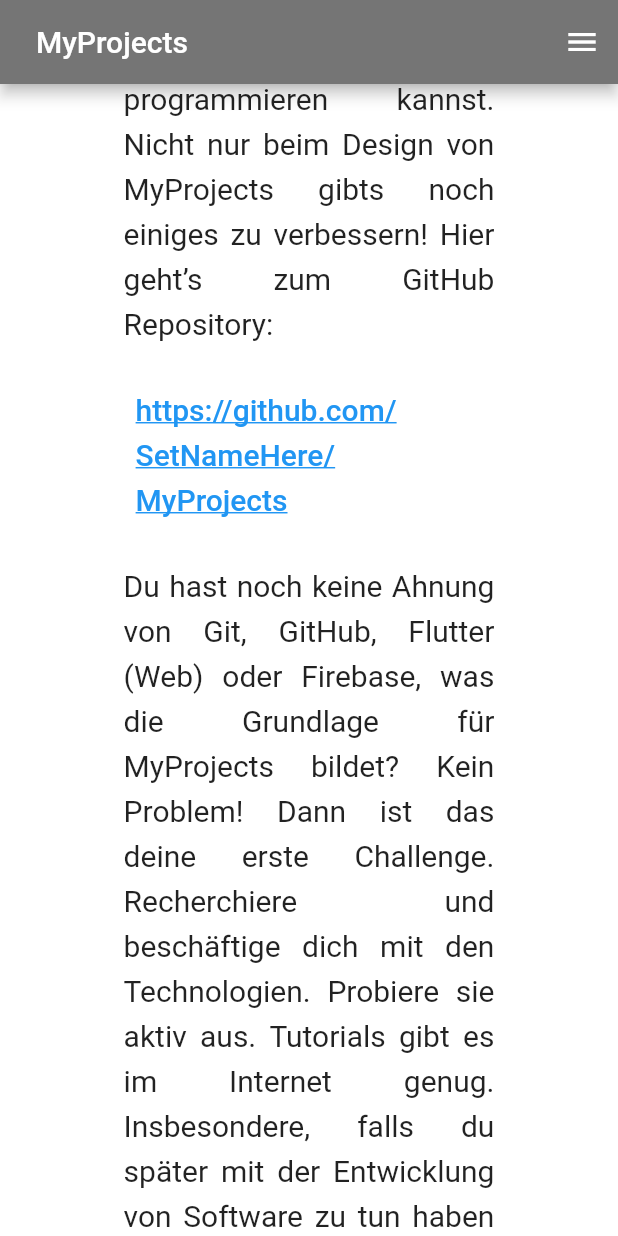
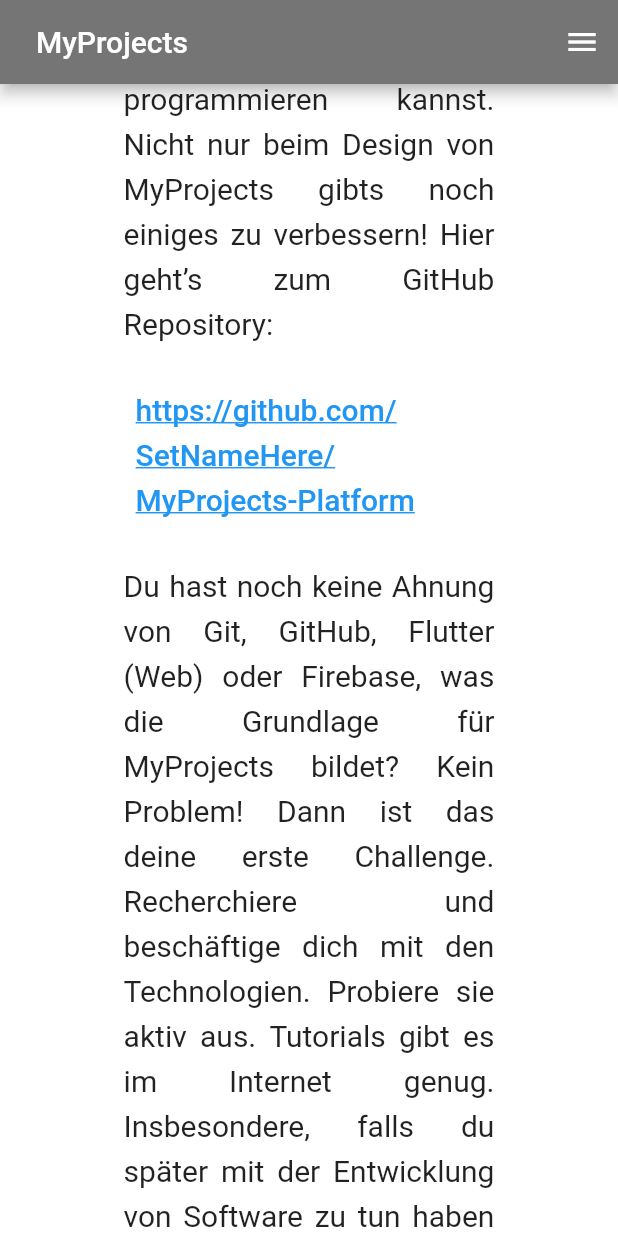
Before and after one commit to SetNameHere/MyProjects-2021, a Flutter app: the screen it shows after launch, scrolled down 2880 dp, after a tap on "https://github.com/SetNameHere/MyProject", on a phone screen of 412 x 824 dp. Run offline on Flutter 3.47's test engine with Material 2 defaults, Android fonts, the phone set to English and light mode, and no system bars; our stand-ins replace cloud_firestore, firebase_core; accounts and stored records are empty.

Commit message:
changed link to GitHub repo

```diff
--- a/myprojects/lib/screens/ChallengesOverview.dart
+++ b/myprojects/lib/screens/ChallengesOverview.dart
@@ -89,7 +89,7 @@ class Learnpaths extends StatelessWidget {
                       TextButton(
                           //link to github repository
                           child: Text(
-                            'https://github.com/SetNameHere/MyProjects',
+                            'https://github.com/SetNameHere/MyProjects-Platform',
                             style: TextStyle(
                               fontSize: 20,
                               height: 1.5,
@@ -98,7 +98,7 @@ class Learnpaths extends StatelessWidget {
                             ),
                           ),
                           onPressed: () => launch(
-                              'https://github.com/SetNameHere/MyProjects')),
+                              'https://github.com/SetNameHere/MyProjects-Platform')),
                       SizedBox(height: height * 0.03),
                       Text(
                         'Themenfelder',
--- a/myprojects/lib/screens/Construction.dart
+++ b/myprojects/lib/screens/Construction.dart
@@ -45,7 +45,7 @@ class Construction extends StatelessWidget {
               Text('Hilf mit unter:', style: TextStyle(fontSize: 20)),
               TextButton(
                   child: Text(
-                    'https://github.com/SetNameHere/MyProjects',
+                    'https://github.com/SetNameHere/MyProjects-Platform',
                     style: TextStyle(
                       fontSize: 20,
                       height: 1.5,
@@ -54,7 +54,7 @@ class Construction extends StatelessWidget {
                     ),
                   ),
                   onPressed: () => launch(
-                      'https://github.com/SetNameHere/MyProjects')),
+                      'https://github.com/SetNameHere/MyProjects-Platform')),
               SizedBox(height: height * 0.05),
               Impressum()
             ],
--- a/myprojects/lib/screens/HomePage.dart
+++ b/myprojects/lib/screens/HomePage.dart
@@ -172,7 +172,7 @@ class HomePage extends StatelessWidget {
                       TextButton(
                           //link to github repository
                           child: Text(
-                            'https://github.com/SetNameHere/MyProjects',
+                            'https://github.com/SetNameHere/MyProjects-Platform',
                             style: TextStyle(
                               fontSize: 20,
                               height: 1.5,
@@ -181,7 +181,7 @@ class HomePage extends StatelessWidget {
                             ),
                           ),
                           onPressed: () => launch(
-                              'https://github.com/SetNameHere/MyProjects')),
+                              'https://github.com/SetNameHere/MyProjects-Platform')),
                       SizedBox(height: height * 0.025),
                       Text(
                         'Du hast noch keine Ahnung von Git, GitHub, Flutter (Web) oder Firebase, was die Grundlage für MyProjects bildet? Kein Problem! Dann ist das deine erste Challenge. Recherchiere und beschäftige dich mit den  Technologien. Probiere sie aktiv aus. Tutorials gibt es im Internet genug. Insbesondere, falls du später mit der Entwicklung von Software zu tun haben willst, wird sich der Aufwand für dich sicher lohnen!',
```
